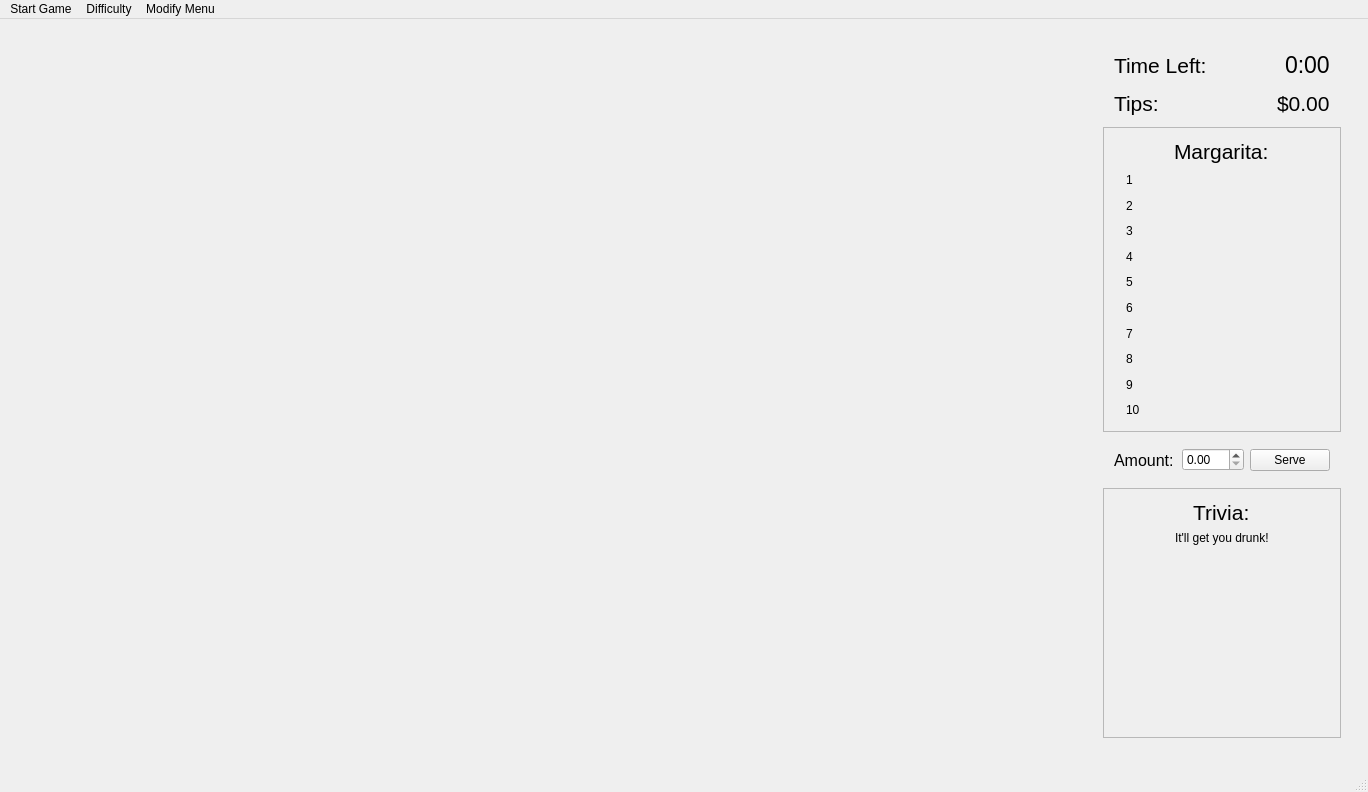
Old version of the form mainwindow.ui in the repository wintersca/bartender.
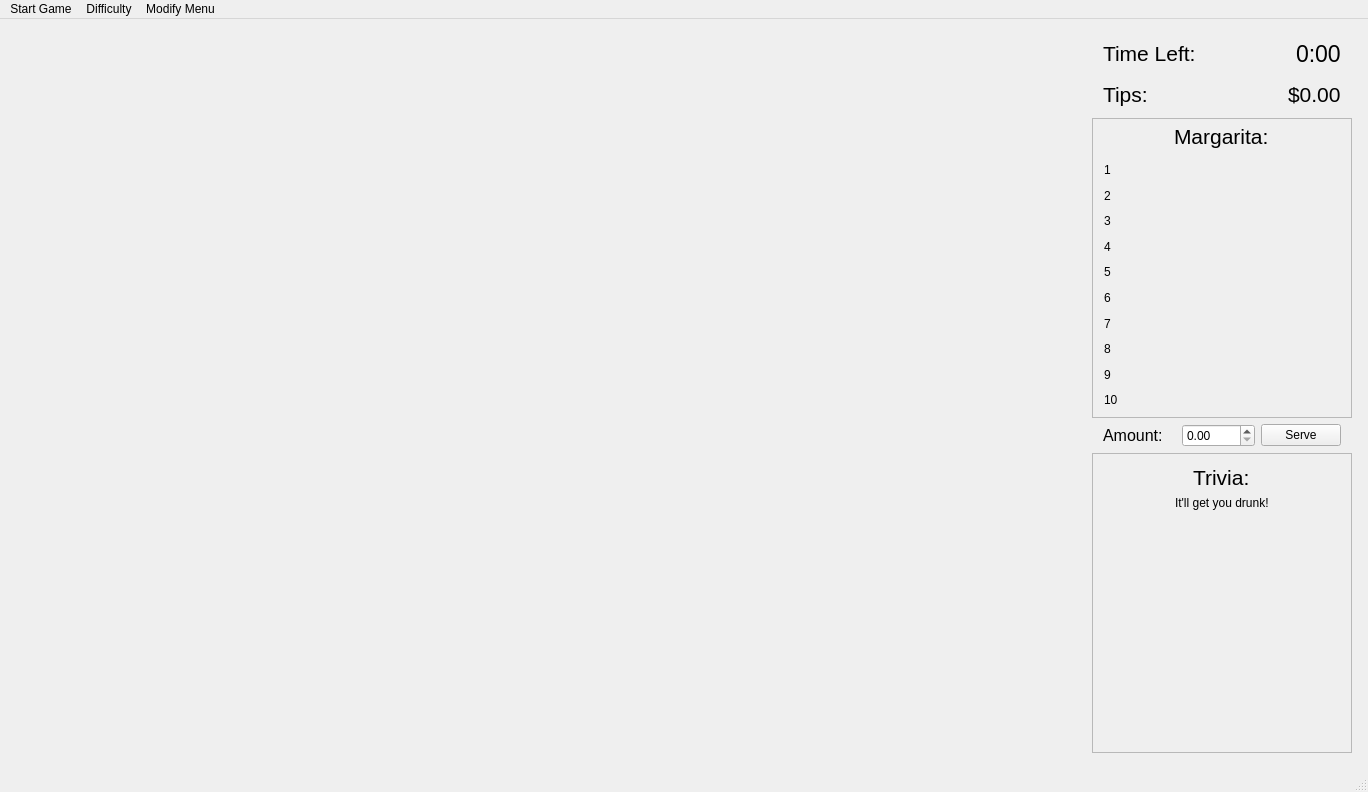
New version of the form.

Commit message: Pulled from Tristan branch. Updated the ingredients sprite sheet. Also changed spacing on the UI a little bit.

Patch:
```diff
--- a/mainwindow.ui
+++ b/mainwindow.ui
@@ -48,6 +48,18 @@
        <enum>QFrame::Raised</enum>
       </property>
       <layout class="QVBoxLayout" name="verticalLayout_4">
+       <property name="leftMargin">
+        <number>0</number>
+       </property>
+       <property name="topMargin">
+        <number>0</number>
+       </property>
+       <property name="rightMargin">
+        <number>0</number>
+       </property>
+       <property name="bottomMargin">
+        <number>0</number>
+       </property>
        <item>
         <widget class="QFrame" name="timerFrame">
          <property name="sizePolicy">
@@ -59,7 +71,7 @@
          <property name="minimumSize">
           <size>
            <width>0</width>
-           <height>30</height>
+           <height>35</height>
           </size>
          </property>
          <property name="frameShape">
@@ -158,6 +170,12 @@
        </item>
        <item>
         <widget class="QFrame" name="recipeFrame">
+         <property name="minimumSize">
+          <size>
+           <width>0</width>
+           <height>300</height>
+          </size>
+         </property>
          <property name="frameShape">
           <enum>QFrame::StyledPanel</enum>
          </property>
@@ -165,6 +183,18 @@
           <enum>QFrame::Raised</enum>
          </property>
          <layout class="QVBoxLayout" name="verticalLayout_2">
+          <property name="leftMargin">
+           <number>0</number>
+          </property>
+          <property name="topMargin">
+           <number>0</number>
+          </property>
+          <property name="rightMargin">
+           <number>0</number>
+          </property>
+          <property name="bottomMargin">
+           <number>0</number>
+          </property>
           <item alignment="Qt::AlignHCenter">
            <widget class="QLabel" name="drinkName">
             <property name="sizePolicy">
@@ -347,7 +377,7 @@
          <property name="minimumSize">
           <size>
            <width>0</width>
-           <height>30</height>
+           <height>20</height>
           </size>
          </property>
          <property name="frameShape">
@@ -399,7 +429,7 @@
          <property name="minimumSize">
           <size>
            <width>0</width>
-           <height>250</height>
+           <height>300</height>
           </size>
          </property>
          <property name="frameShape">
```
The commit also changes 1 other file.
